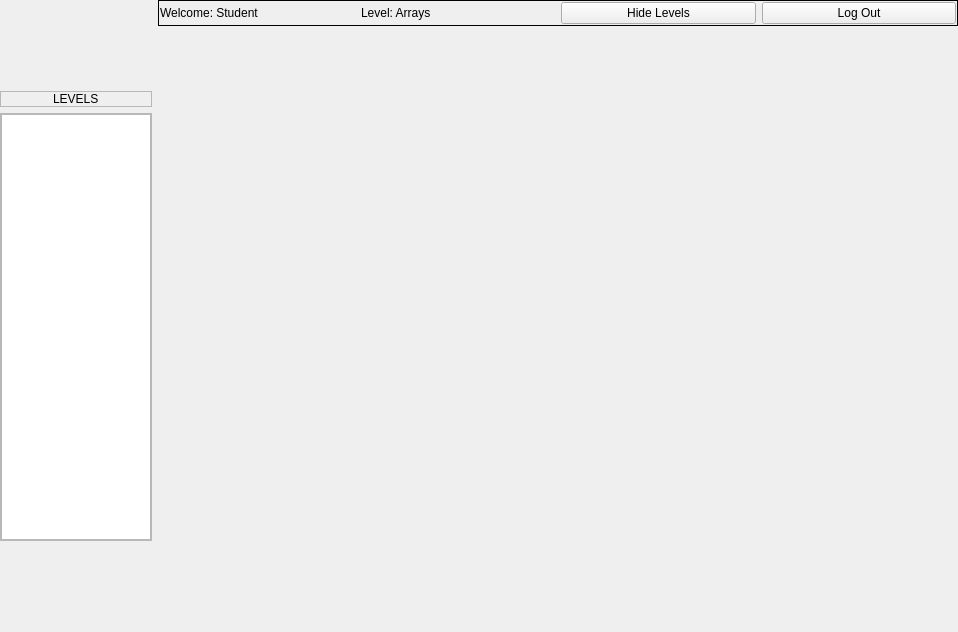
Above: Client/studwin.ui from DatabasesWorks/Stacked_EducationalPlatform before the change. Below: the same form after it.
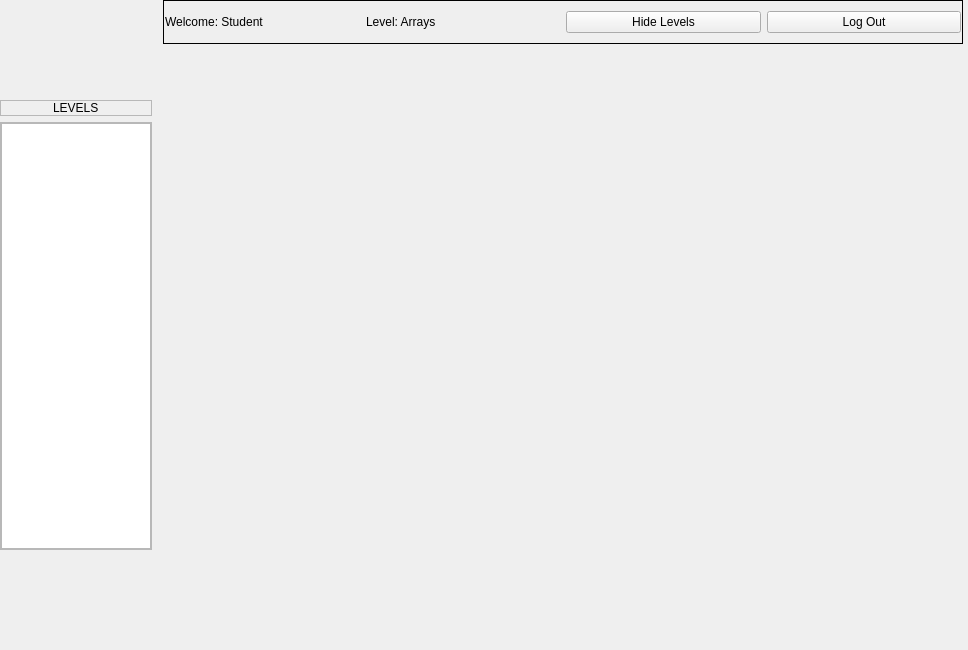
That is the form after the change.

Commit message: ditch effort

Diff of the .ui file:
```diff
--- a/Client/studwin.ui
+++ b/Client/studwin.ui
@@ -5,6 +5,14 @@
   <property name="windowModality">
    <enum>Qt::ApplicationModal</enum>
   </property>
+  <property name="geometry">
+   <rect>
+    <x>0</x>
+    <y>0</y>
+    <width>968</width>
+    <height>650</height>
+   </rect>
+  </property>
   <property name="sizePolicy">
    <sizepolicy hsizetype="Preferred" vsizetype="Preferred">
     <horstretch>0</horstretch>
@@ -230,7 +238,7 @@
            <widget class="QWidget" name="mainGameWidget" native="true">
             <property name="sizePolicy">
              <sizepolicy hsizetype="MinimumExpanding" vsizetype="MinimumExpanding">
-              <horstretch>1</horstretch>
+              <horstretch>0</horstretch>
               <verstretch>1</verstretch>
              </sizepolicy>
             </property>
```
The commit also changes 2 other files.
